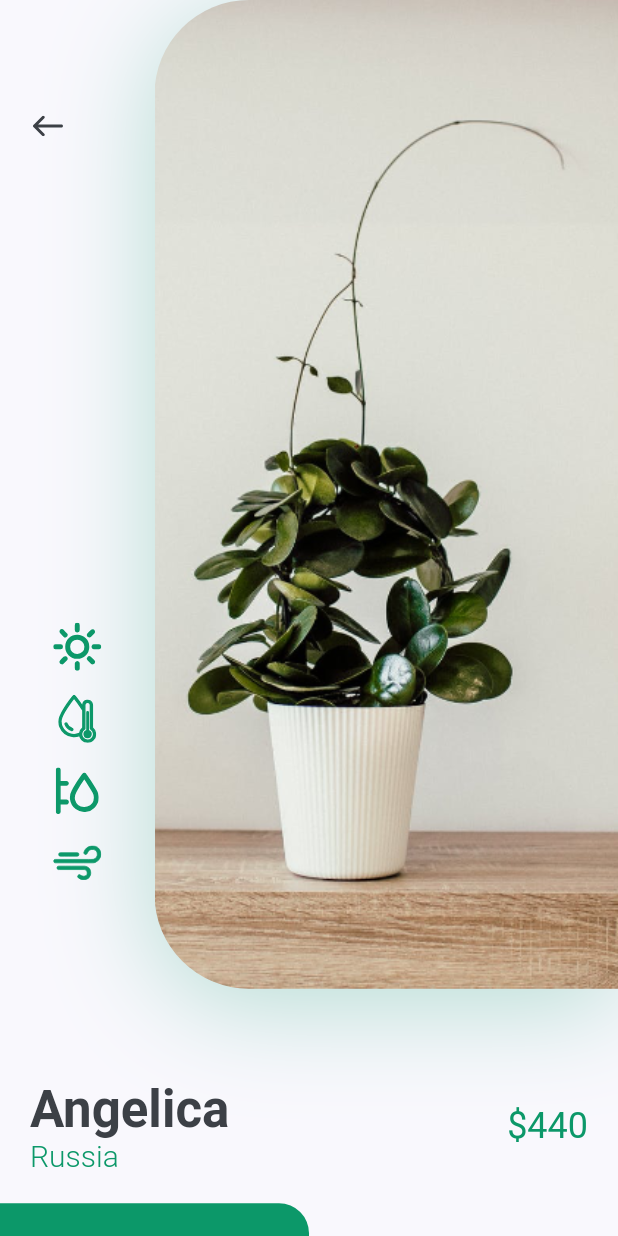
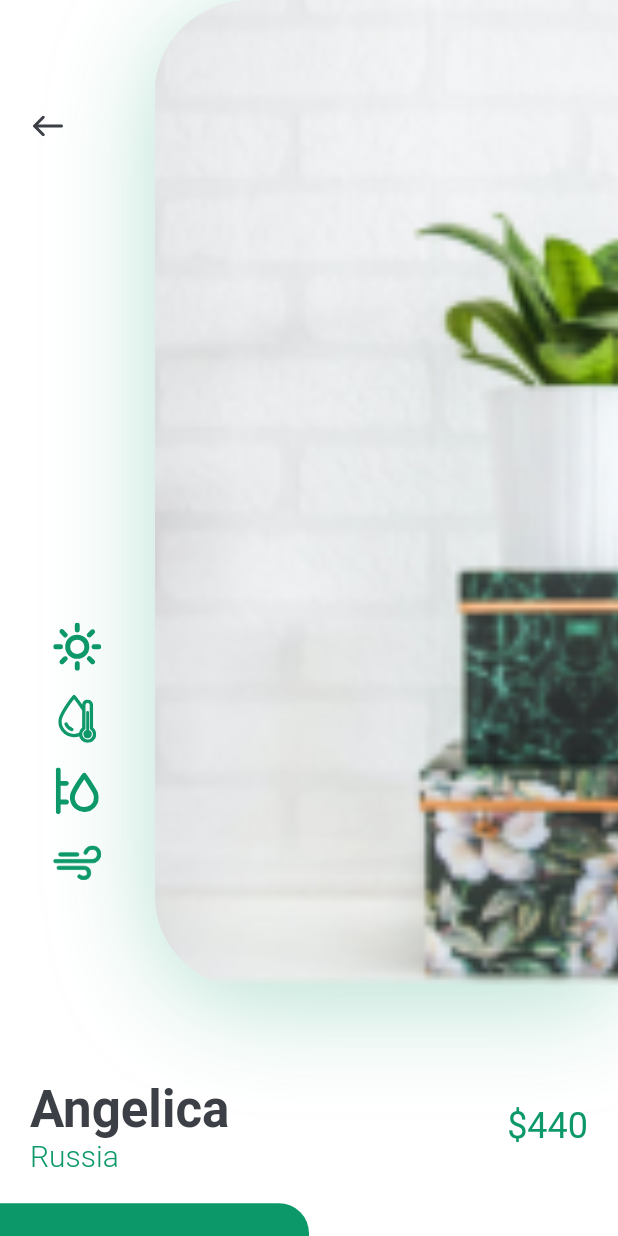
Before and after one commit to PlantCare372/PlantCare-FE, a Flutter app: the screen it shows after launch, after a tap on an icon or button, on a phone screen of 412 x 824 dp. Run offline on Flutter 3.47's test engine with Material 2 defaults, Android fonts, the phone set to English and light mode, and no system bars; our stand-ins replace camera, flutter_local_notifications, flutter_svg, timezone.

Commit message:
Refracting with bug

```diff
--- a/plant_care_fe/lib/class/reccommend_plants_class.dart
+++ b/plant_care_fe/lib/class/reccommend_plants_class.dart
@@ -1,11 +1,8 @@
-import 'dart:convert';
-
 class Plant {
   String image;
   String title;
   String country;
   int price;
-  String router;
 
-  Plant({this.image, this.title, this.country, this.price, this.router});
+  Plant({this.image, this.title, this.country, this.price});
 }
--- a/plant_care_fe/lib/screens/details/components/image_and_icons.dart
+++ b/plant_care_fe/lib/screens/details/components/image_and_icons.dart
@@ -8,10 +8,12 @@ import 'icon_card.dart';
 class ImageAndIcons extends StatelessWidget {
   const ImageAndIcons({
     Key key,
+    this.image,
     @required this.size,
   }) : super(key: key);
 
   final Size size;
+  final String image;
 
   @override
   Widget build(BuildContext context) {
@@ -41,7 +43,7 @@ class ImageAndIcons extends StatelessWidget {
                     Spacer(),
                     IconButton(
                       icon: SvgPicture.asset("assets/icons/sun.svg"),
-                      onPressed: (){
+                      onPressed: () {
                         showDialog(
                           context: context,
                           builder: (context) => CustomDialog(
@@ -50,10 +52,10 @@ class ImageAndIcons extends StatelessWidget {
                           ),
                         );
                       },
-                      ),
+                    ),
                     IconButton(
                       icon: SvgPicture.asset("assets/icons/icon_2.svg"),
-                      onPressed: (){
+                      onPressed: () {
                         showDialog(
                           context: context,
                           builder: (context) => CustomDialog(
@@ -65,7 +67,7 @@ class ImageAndIcons extends StatelessWidget {
                     ),
                     IconButton(
                       icon: SvgPicture.asset("assets/icons/icon_3.svg"),
-                      onPressed: (){
+                      onPressed: () {
                         showDialog(
                           context: context,
                           builder: (context) => CustomDialog(
@@ -75,9 +77,9 @@ class ImageAndIcons extends StatelessWidget {
                         );
                       },
                     ),
-                     IconButton(
+                    IconButton(
                       icon: SvgPicture.asset("assets/icons/icon_4.svg"),
-                      onPressed: (){
+                      onPressed: () {
                         showDialog(
                           context: context,
                           builder: (context) => CustomDialog(
@@ -109,7 +111,7 @@ class ImageAndIcons extends StatelessWidget {
                 image: DecorationImage(
                   alignment: Alignment.centerLeft,
                   fit: BoxFit.cover,
-                  image: AssetImage("assets/images/img.png"),
+                  image: AssetImage(image),
                 ),
               ),
             ),
--- a/plant_care_fe/lib/screens/details/details_screen.dart
+++ b/plant_care_fe/lib/screens/details/details_screen.dart
@@ -1,11 +1,62 @@
 import 'package:flutter/material.dart';
-import 'package:plant_app/screens/details/components/body.dart';
+import 'package:plant_app/constants.dart';
+import './components/image_and_icons.dart';
+import './components/title_and_price.dart';
+
+// ignore: must_be_immutable
 
 class DetailsScreen extends StatelessWidget {
+  String image;
+  String title;
+  String country;
+  int price;
+
+  DetailsScreen(this.image, this.title, this.country, this.price);
   @override
   Widget build(BuildContext context) {
-    return Scaffold(
-      body: Body(),
+    Size size = MediaQuery.of(context).size;
+    return SingleChildScrollView(
+      child: Column(
+        children: <Widget>[
+          ImageAndIcons(
+            size: size,
+            image: this.image,
+          ),
+          TitleAndPrice(
+              title: this.title, country: this.country, price: this.price),
+          SizedBox(height: kDefaultPadding),
+          Row(
+            children: <Widget>[
+              SizedBox(
+                width: size.width / 2,
+                height: 84,
+                child: FlatButton(
+                  shape: RoundedRectangleBorder(
+                    borderRadius: BorderRadius.only(
+                      topRight: Radius.circular(20),
+                    ),
+                  ),
+                  color: kPrimaryColor,
+                  onPressed: () {},
+                  child: Text(
+                    "Buy Now",
+                    style: TextStyle(
+                      color: Colors.white,
+                      fontSize: 16,
+                    ),
+                  ),
+                ),
+              ),
+              Expanded(
+                child: FlatButton(
+                  onPressed: () {},
+                  child: Text("Description"),
+                ),
+              ),
+            ],
+          ),
+        ],
+      ),
     );
   }
 }
--- a/plant_care_fe/lib/screens/home/components/recomend_plants.dart
+++ b/plant_care_fe/lib/screens/home/components/recomend_plants.dart
@@ -1,57 +1,52 @@
 import 'package:flutter/material.dart';
 import 'package:plant_app/screens/details/details_screen.dart';
 import './recomend_plant_card.dart';
+import '../../../class/reccommend_plants_class.dart';
 
 class RecomendsPlants extends StatelessWidget {
-  const RecomendsPlants({
-    Key key,
-  }) : super(key: key);
+  List<Plant> plants = [
+    Plant(
+      image: "assets/images/image_1.png",
+      title: "Samantha",
+      country: "Russia",
+      price: 440,
+    ),
+    Plant(
+      image: "assets/images/image_2.png",
+      title: "Angelica",
+      country: "Russia",
+      price: 440,
+    ),
+    Plant(
+      image: "assets/images/image_3.png",
+      title: "Samantha",
+      country: "Russia",
+      price: 440,
+    )
+  ];
 
   @override
   Widget build(BuildContext context) {
     return SingleChildScrollView(
       scrollDirection: Axis.horizontal,
       child: Row(
-        children: <Widget>[
-          RecomendPlantCard(
-            image: "assets/images/image_1.png",
-            title: "Samantha",
-            country: "Russia",
-            price: 440,
+        children: plants
+            .map((plant) => RecomendPlantCard(
+                  image: plant.image,
+                  title: plant.title,
+                  country: plant.country,
+                  price: plant.price,
                   bottomPadding: 20 * 2.50,
                   press: () {
                     Navigator.push(
                         context,
                         MaterialPageRoute(
-                  builder: (context) => DetailsScreen(),
-                ),
-              );
+                          builder: (context) => DetailsScreen(plant.image,
+                              plant.title, plant.country, plant.price),
+                        ));
                   },
-          ),
-          RecomendPlantCard(
-            image: "assets/images/image_2.png",
-            title: "Angelica",
-            country: "Russia",
-            price: 440,
-            bottomPadding: 20 * 2.50,
-            press: () {
-              Navigator.push(
-                context,
-                MaterialPageRoute(
-                  builder: (context) => DetailsScreen(),
-                ),
-              );
-            },
-          ),
-          RecomendPlantCard(
-            image: "assets/images/image_3.png",
-            title: "Samantha",
-            country: "Russia",
-            bottomPadding: 20 * 2.50,
-            price: 440,
-            press: () {},
-          ),
-        ],
+                ))
+            .toList(),
       ),
     );
   }
```
Also changed, not shown: plant_care_fe/lib/screens/recommend_list/recommend_list_screen.dart (+32 -35 lines). Lines whose indentation alone changed are shown as unchanged.
